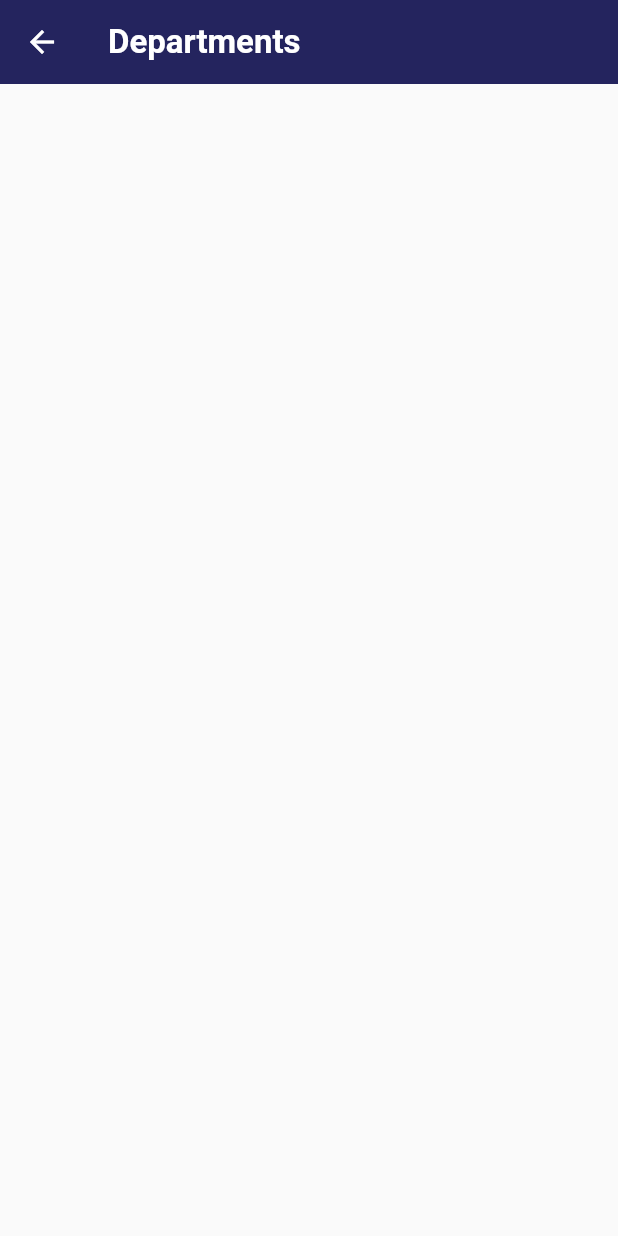
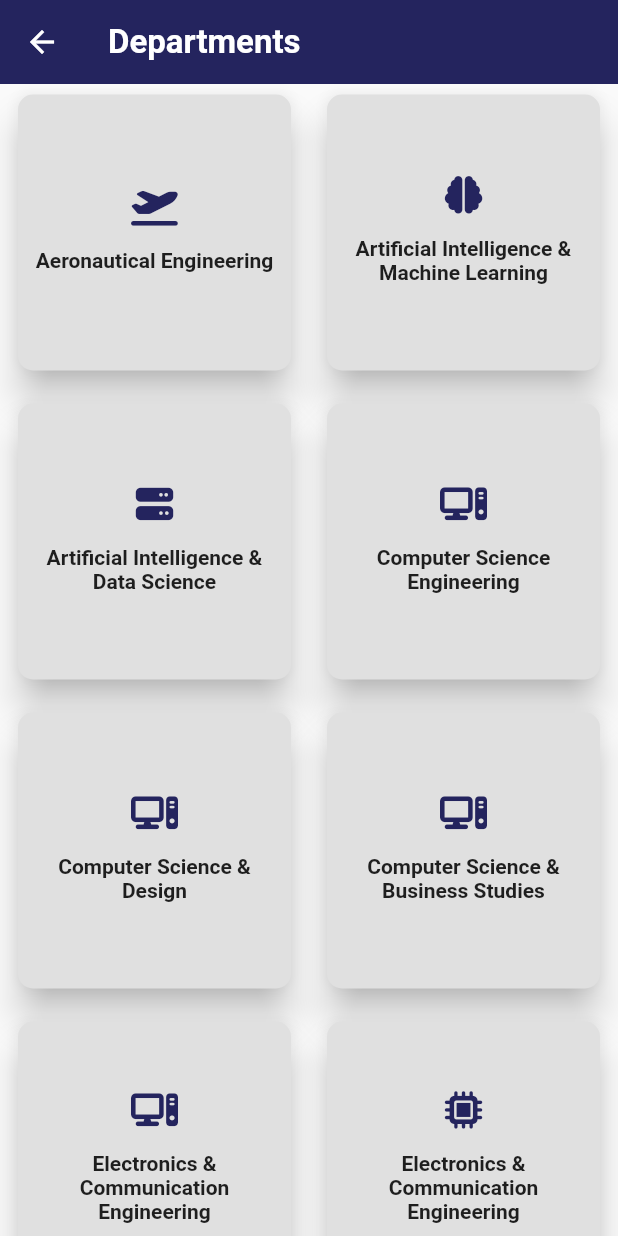
Before and after one commit to AdarshSavalagi/collegeapp, a Flutter app: the DepartmentScreen screen opened directly, on a phone screen of 412 x 824 dp. Run offline on Flutter 3.47's test engine with Material 2 defaults, Android fonts, the phone set to English and light mode, and no system bars; our stand-ins replace animated_text_kit, cached_network_image, font_awesome_flutter, google_fonts, table_calendar, timelines; missing offline and left inert: bulleted_list, flutter_downloader, flutter_inappwebview, image_gallery_view; network calls fail; Roboto replaces fonts that are missing (Varela Round).

Commit message:
Date: 19/07/2023

```diff
--- a/lib/Screens/Departments.dart
+++ /dev/null
@@ -1,19 +0,0 @@
-import 'package:flutter/material.dart';
-import 'package:newuisit/supportings/supporting.dart';
-// TODO: Department page is pending
-class DepartmentScreen extends StatefulWidget {
-  const DepartmentScreen({super.key});
-
-  @override
-  State<DepartmentScreen> createState() => _DepartmentScreenState();
-}
-
-class _DepartmentScreenState extends State<DepartmentScreen> {
-  @override
-  Widget build(BuildContext context) {
-    return const Scaffold(
-      appBar: APPBAR(title: "Departments"),
-
-    );
-  }
-}
--- a/lib/Screens/HomePage.dart
+++ b/lib/Screens/HomePage.dart
@@ -1,6 +1,6 @@
 import 'dart:ui';
 import 'package:newuisit/Screens/About.dart';
-import 'package:newuisit/Screens/Departments.dart';
+import 'package:newuisit/Screens/departments/Departments.dart';
 import 'package:newuisit/Screens/Events.dart';
 import 'package:newuisit/Screens/alumni.dart';
 import 'package:newuisit/Screens/community.dart';
--- /dev/null
+++ b/lib/Screens/departments/Departments.dart
@@ -0,0 +1,39 @@
+import 'package:flutter/material.dart';
+import 'package:google_fonts/google_fonts.dart';
+import 'package:newuisit/supportings/supporting.dart';
+import 'package:font_awesome_flutter/font_awesome_flutter.dart';
+
+// TODO: Department page is pending
+class DepartmentScreen extends StatefulWidget {
+  const DepartmentScreen({super.key});
+
+  @override
+  State<DepartmentScreen> createState() => _DepartmentScreenState();
+}
+
+class _DepartmentScreenState extends State<DepartmentScreen> {
+  @override
+  Widget build(BuildContext context) {
+    return Scaffold(
+      appBar: const APPBAR(title: "Departments"),
+      body:GridView.count(
+
+        crossAxisCount: 2,
+        children: [
+          NewCard(title: 'Aeronautical Engineering', icon: FontAwesomeIcons.planeDeparture),
+          NewCard(title: 'Artificial Intelligence & Machine Learning', icon: FontAwesomeIcons.brain),
+          NewCard(title: 'Artificial Intelligence & Data Science', icon: FontAwesomeIcons.server),
+          NewCard(title: 'Computer Science Engineering', icon: FontAwesomeIcons.computer),
+          NewCard(title: 'Computer Science & Design', icon: FontAwesomeIcons.computer),
+          NewCard(title: 'Computer Science & Business Studies', icon: FontAwesomeIcons.computer),
+          NewCard(title: 'Electronics & Communication Engineering', icon: FontAwesomeIcons.computer),
+          NewCard(title: 'Electronics & Communication Engineering', icon: FontAwesomeIcons.microchip),
+          NewCard(title: 'Mechanical Engineering', icon: FontAwesomeIcons.gears),
+          NewCard(title: 'Information Science & Engineering', icon: FontAwesomeIcons.laptopCode),
+          NewCard(title: 'Automobile Engineering', icon: FontAwesomeIcons.car),
+          NewCard(title: 'Marine Engineering', icon: FontAwesomeIcons.ship),
+        ],
+      )
+    );
+  }
+}
--- /dev/null
+++ b/lib/Screens/departments/department.dart
@@ -0,0 +1,52 @@
+import 'package:flutter/material.dart';
+
+class Department {
+  String name;
+  IconData icon;
+  Overview overview;
+  Association association;
+  List<Faculty> faculty;
+  Department(
+      {required this.name,
+      required this.faculty,
+      required this.icon,
+      required this.overview,
+      required this.association
+      });
+}
+
+class Association {
+  String logo;
+  List<Faculty> faculty;
+  Association({required this.faculty, required this.logo});
+}
+
+class Overview {
+  Overview(
+      {required this.mission,
+      required this.overview,
+      required this.peos,
+      required this.po,
+      required this.pso,
+      required this.vision});
+  String overview;
+  String vision;
+  List<String> mission;
+  List<String> peos;
+  List<String> pso;
+  List<String> po;
+}
+
+class Faculty {
+  String name;
+  String photo;
+  String designation;
+  String qualification;
+  String email;
+  Faculty(
+      {required this.name,
+      required this.qualification,
+      required this.designation,
+      required this.email,
+      required this.photo});
+}
--- a/lib/Screens/library.dart
+++ b/lib/Screens/library.dart
@@ -18,7 +18,7 @@ class _mapScreenState extends State<libraryScreen> {
   Widget build(BuildContext context) {
     return Scaffold(
       backgroundColor: Colors.grey[300],
-        appBar: APPBAR(title: "Library"),
+        appBar: const APPBAR(title: "Library"),
         body: ListView(
           children: [
             Padding(
--- a/lib/supportings/supporting.dart
+++ b/lib/supportings/supporting.dart
@@ -1,6 +1,7 @@
 import 'package:animations/animations.dart';
 import 'package:cached_network_image/cached_network_image.dart';
 import 'package:flutter/material.dart';
+import 'package:font_awesome_flutter/font_awesome_flutter.dart';
 import 'package:google_fonts/google_fonts.dart';
 import 'package:url_launcher/url_launcher.dart';
 import 'package:flutter_downloader/flutter_downloader.dart';
@@ -28,6 +29,90 @@ class APPBAR extends StatelessWidget implements PreferredSizeWidget {
 
   @override
   Size get preferredSize => const Size.fromHeight(kToolbarHeight);
+}
+
+class NewCard extends StatelessWidget {
+  const NewCard({super.key, required this.title, required this.icon});
+  final String title;
+  final IconData icon;
+  @override
+  Widget build(BuildContext context) {
+    return GestureDetector(
+      onTap: () {
+        Navigator.push(
+          context,
+          MaterialPageRoute(builder: (context) {
+            return Scaffold(
+              backgroundColor: Colors.grey[200],
+              appBar: APPBAR(title: title),
+              body: GridView.count(crossAxisCount: 2, children: [
+                Padding(
+                  padding: const EdgeInsets.all(8.0),
+                  child: cardsample(title: 'Overview', icon: Icons.pageview),
+                ),
+                Padding(
+                  padding: const EdgeInsets.all(8.0),
+                  child: cardsample(
+                      title: 'Associations', icon: Icons.workspace_premium),
+                ),
+                Padding(
+                  padding: const EdgeInsets.all(8.0),
+                  child:
+                      cardsample(title: 'Notices', icon: Icons.email_outlined),
+                ),
+                Padding(
+                  padding: const EdgeInsets.all(8.0),
+                  child: cardsample(title: 'Projects', icon: Icons.work),
+                ),
+                Padding(
+                  padding: const EdgeInsets.all(8.0),
+                  child: cardsample(title: 'Faculties', icon: Icons.group),
+                ),
+              ]),
+            );
+          }),
+        );
+      },
+      child: Container(
+        padding: const EdgeInsets.symmetric(vertical: 3, horizontal: 8),
+        width: MediaQuery.of(context).size.width / 3 - 4,
+        height: MediaQuery.of(context).size.width / 3 - 3,
+        margin: const EdgeInsets.only(bottom: 8),
+        child: Card(
+          elevation: 10,
+          shape: RoundedRectangleBorder(
+            borderRadius: BorderRadius.circular(10.0),
+          ),
+          color: Colors.grey[300],
+          child: Column(
+            mainAxisAlignment: MainAxisAlignment.center,
+            children: [
+              Padding(
+                padding: const EdgeInsets.all(6),
+                child: FaIcon(
+                  icon,
+                  color: const Color(0xFF24245E),
+                  size: 25,
+                ),
+              ),
+              Padding(
+                padding: const EdgeInsets.all(9.0),
+                child: Text(
+                  title,
+                  textAlign: TextAlign.center,
+                  style: GoogleFonts.getFont(
+                    'Varela Round',
+                    fontSize: 14,
+                    fontWeight: FontWeight.bold,
+                  ),
+                ),
+              )
+            ],
+          ),
+        ),
+      ),
+    );
+  }
 }
 
 class cardsample extends StatelessWidget {
@@ -231,12 +316,16 @@ class _HolidayCardState extends State<HolidayCard> {
 
                 ClipRRect(
                   borderRadius: BorderRadius.circular(8.0),
-                  child:  const Image(image: CachedNetworkImageProvider(
+                  child: const Image(
+                    image: CachedNetworkImageProvider(
                       "https://mir-s3-cdn-cf.behance.net/project_modules/max_1200/16110133958662.56be291c46cdd.gif",
                       maxHeight: 100,
                       maxWidth: 100,
                     ),
-                  fit: BoxFit.cover,width: 100,height: 100,),
+                    fit: BoxFit.cover,
+                    width: 100,
+                    height: 100,
+                  ),
                 ),
                 // Add some spacing between the image and the text
                 Container(width: 20),
@@ -403,7 +492,6 @@ class _NewsCardState extends State<NewsCard> {
   Widget build(BuildContext context) {
     return InkWell(
       onTap: () {
-
         showModalBottomSheet(
           context: context,
 
@@ -420,44 +508,53 @@ class _NewsCardState extends State<NewsCard> {
             return FractionallySizedBox(
               heightFactor: 0.85,
               child: ListView(
-                  children:   [
+                children: [
                   Padding(
                     padding: const EdgeInsets.all(8.0),
                     child: ClipRRect(
                       borderRadius: BorderRadius.circular(9),
-                        child: Image(image: CachedNetworkImageProvider(
+                      child: Image(
+                        image: CachedNetworkImageProvider(
                           "https://srinivasuniverstrg.blob.core.windows.net/sit-news-images/photoICRICS23.JPG",
                           errorListener: () => const Icon(Icons.error),
                         ),
                         width: double.infinity,
-                          fit: BoxFit.cover,),
+                        fit: BoxFit.cover,
+                      ),
                     ),
                   ),
                   Padding(
                     padding: const EdgeInsets.all(8.0),
-                      child: Text("This is title",style: GoogleFonts.getFont('Varela Round',
+                    child: Text(
+                      "This is title",
+                      style: GoogleFonts.getFont('Varela Round',
                           textStyle: const TextStyle(
                             fontSize: 20,
                             fontWeight: FontWeight.bold,
-                          )),),
+                          )),
                     ),
-
+                  ),
                   Padding(
-                      padding: const EdgeInsets.only(left: 8.0,bottom: 8.0),
-                      child: Text("Date: 06/06/2003",style: GoogleFonts.getFont('Varela Round',
+                    padding: const EdgeInsets.only(left: 8.0, bottom: 8.0),
+                    child: Text(
+                      "Date: 06/06/2003",
+                      style: GoogleFonts.getFont('Varela Round',
                           textStyle: TextStyle(
                             fontSize: 14,
                             color: Colors.grey[800],
-                          )),),
+                          )),
                     ),
-
+                  ),
                   Padding(
                     padding: const EdgeInsets.all(15.0),
-                      child: Text("Description: As an association activity of Department of Information Science & Engineering, under AISE a hands-on session was conducted on “STRING SIMILARITY-HAMMING & LEVENSHTEIN DISTANCE”. The hands-on session was about the introduction to String matching and how it was dealt in past and modern trend. String metrics are used heavily in information integration and are currently used in areas including fraud detection, fingerprint analysis, plagiarism detection, ontology merging, DNA analysis, RNA analysis, image analysis, evidence-based machine learning, database data deduplication, data mining, incremental search, data integration, malware detection, and semantic knowledge integrationBrief Introduction to Hamming distance with code was explained by Shrama Madival and Levenshtein Distance was explained with the various applications like Spell Checkers, Correction Systems for optical character recognition, Software to assist natural language, Translation memory by Jayashree K.R.This event was supported by Prof. Sudarshan K, Head of the department, ISE . The Hands-on session was conducted by Students of 2nd Year ISE Jayashree K.R, Shrama Madival under the guidance of Prof.Sowmya, Assistant professor, ISE organised the event on 07/07/2023. All students of 4th SEM ISE took active participation in the event.",style: GoogleFonts.getFont('Varela Round',
+                    child: Text(
+                      "Description: As an association activity of Department of Information Science & Engineering, under AISE a hands-on session was conducted on “STRING SIMILARITY-HAMMING & LEVENSHTEIN DISTANCE”. The hands-on session was about the introduction to String matching and how it was dealt in past and modern trend. String metrics are used heavily in information integration and are currently used in areas including fraud detection, fingerprint analysis, plagiarism detection, ontology merging, DNA analysis, RNA analysis, image analysis, evidence-based machine learning, database data deduplication, data mining, incremental search, data integration, malware detection, and semantic knowledge integrationBrief Introduction to Hamming distance with code was explained by Shrama Madival and Levenshtein Distance was explained with the various applications like Spell Checkers, Correction Systems for optical character recognition, Software to assist natural language, Translation memory by Jayashree K.R.This event was supported by Prof. Sudarshan K, Head of the department, ISE . The Hands-on session was conducted by Students of 2nd Year ISE Jayashree K.R, Shrama Madival under the guidance of Prof.Sowmya, Assistant professor, ISE organised the event on 07/07/2023. All students of 4th SEM ISE took active participation in the event.",
+                      style: GoogleFonts.getFont('Varela Round',
                           textStyle: TextStyle(
                             fontSize: 16,
                             color: Colors.grey[800],
-                          )),textAlign: TextAlign.justify,
+                          )),
+                      textAlign: TextAlign.justify,
                     ),
                   )
                 ],
@@ -477,14 +574,14 @@ class _NewsCardState extends State<NewsCard> {
         child: Column(
           crossAxisAlignment: CrossAxisAlignment.start,
           children: <Widget>[
-
-
-            Image(image: CachedNetworkImageProvider(
+            Image(
+              image: CachedNetworkImageProvider(
                 "https://srinivasuniverstrg.blob.core.windows.net/sit-news-images/photoICRICS23.JPG",
                 errorListener: () => const Icon(Icons.error),
               ),
               width: double.infinity,
-              fit: BoxFit.cover,),
+              fit: BoxFit.cover,
+            ),
 
             // Add a container with padding that contains the card's title, text, and buttons
             Container(
@@ -632,7 +729,6 @@ class contactcards extends StatelessWidget {
   }
 }
 
-
 class gallerycard extends StatefulWidget {
   const gallerycard({Key? key}) : super(key: key);
 
@@ -643,34 +739,42 @@ class gallerycard extends StatefulWidget {
 class _gallerycardState extends State<gallerycard> {
   @override
   Widget build(BuildContext context) {
-    return  GestureDetector(
-      onTap: (){
-        showModal( context: context,
-            builder: (BuildContext context) { return Center(
-                child:  Container(
-                  decoration:BoxDecoration(
-                      border: Border.all(), borderRadius: BorderRadius.circular(5)),
-                  child: Image(image: CachedNetworkImageProvider(
+    return GestureDetector(
+      onTap: () {
+        showModal(
+            context: context,
+            builder: (BuildContext context) {
+              return Center(
+                child: Container(
+                  decoration: BoxDecoration(
+                      border: Border.all(),
+                      borderRadius: BorderRadius.circular(5)),
+                  child: Image(
+                    image: CachedNetworkImageProvider(
                       "https://srinivasuniverstrg.blob.core.windows.net/sit-news-images/photoICRICS23.JPG",
                       errorListener: () => const Icon(Icons.error),
                     ),
                     width: double.infinity,
-              fit: BoxFit.cover,),
-              )
-              , );
-            });},
+                    fit: BoxFit.cover,
+                  ),
+                ),
+              );
+            });
+      },
       child: Padding(
         padding: const EdgeInsets.all(8.0),
         child: Container(
-          decoration:BoxDecoration(
+          decoration: BoxDecoration(
               border: Border.all(), borderRadius: BorderRadius.circular(5)),
-          child:Image(image: CachedNetworkImageProvider(
+          child: Image(
+            image: CachedNetworkImageProvider(
               "https://srinivasuniverstrg.blob.core.windows.net/sit-news-images/photoICRICS23.JPG",
               errorListener: () => const Icon(Icons.error),
             ),
-            width: MediaQuery.of(context).size.width/3-32,
-            height: MediaQuery.of(context).size.width/3-32,
-            fit: BoxFit.cover,),
+            width: MediaQuery.of(context).size.width / 3 - 32,
+            height: MediaQuery.of(context).size.width / 3 - 32,
+            fit: BoxFit.cover,
+          ),
         ),
       ),
     );
--- a/pubspec.yaml
+++ b/pubspec.yaml
@@ -47,7 +47,7 @@ dependencies:
   html:
   http: ^1.0.0
   cached_network_image: ^3.2.3
-
+  font_awesome_flutter: ^10.5.0
   json_serializable: ^6.7.1
   google_maps_flutter: ^2.3.1
 
```
Also changed, not shown: lib/Screens/departments/overview.dart (added, +51 -0 lines). Lines whose indentation alone changed are shown as unchanged.
